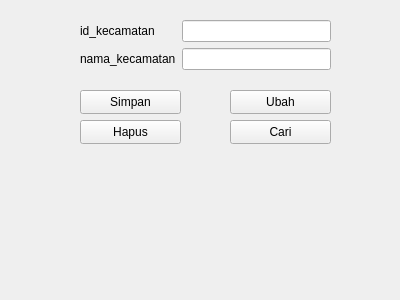
Qt form formkecamatan.ui (Dibleday/Sistem_Informasi_Pariwisata) before a commit.
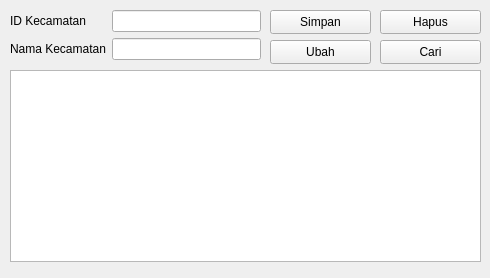
The same form after that commit.

```diff
--- a/formkecamatan.ui
+++ b/formkecamatan.ui
@@ -6,8 +6,8 @@
    <rect>
     <x>0</x>
     <y>0</y>
-    <width>400</width>
-    <height>300</height>
+    <width>490</width>
+    <height>278</height>
    </rect>
   </property>
   <property name="windowTitle">
@@ -16,8 +16,8 @@
   <widget class="QWidget" name="formLayoutWidget">
    <property name="geometry">
     <rect>
-     <x>80</x>
-     <y>20</y>
+     <x>10</x>
+     <y>10</y>
      <width>251</width>
      <height>61</height>
     </rect>
@@ -26,7 +26,7 @@
     <item row="0" column="0">
      <widget class="QLabel" name="id_kecamatanLabel">
       <property name="text">
-       <string>id_kecamatan</string>
+       <string>ID Kecamatan</string>
       </property>
      </widget>
     </item>
@@ -36,7 +36,7 @@
     <item row="1" column="0">
      <widget class="QLabel" name="nama_kecamatanLabel">
       <property name="text">
-       <string>nama_kecamatan</string>
+       <string>Nama Kecamatan</string>
       </property>
      </widget>
     </item>
@@ -48,8 +48,8 @@
   <widget class="QPushButton" name="pushButton">
    <property name="geometry">
     <rect>
-     <x>80</x>
-     <y>90</y>
+     <x>270</x>
+     <y>10</y>
      <width>101</width>
      <height>24</height>
     </rect>
@@ -61,8 +61,8 @@
   <widget class="QPushButton" name="pushButton_2">
    <property name="geometry">
     <rect>
-     <x>230</x>
-     <y>90</y>
+     <x>270</x>
+     <y>40</y>
      <width>101</width>
      <height>24</height>
     </rect>
@@ -74,8 +74,8 @@
   <widget class="QPushButton" name="pushButton_3">
    <property name="geometry">
     <rect>
-     <x>80</x>
-     <y>120</y>
+     <x>380</x>
+     <y>10</y>
      <width>101</width>
      <height>24</height>
     </rect>
@@ -87,8 +87,8 @@
   <widget class="QPushButton" name="pushButton_4">
    <property name="geometry">
     <rect>
-     <x>230</x>
-     <y>120</y>
+     <x>380</x>
+     <y>40</y>
      <width>101</width>
      <height>24</height>
     </rect>
@@ -97,6 +97,16 @@
     <string>Cari</string>
    </property>
   </widget>
+  <widget class="QTableView" name="tablekecamatan">
+   <property name="geometry">
+    <rect>
+     <x>10</x>
+     <y>70</y>
+     <width>471</width>
+     <height>192</height>
+    </rect>
+   </property>
+  </widget>
  </widget>
  <resources/>
  <connections/>
```
